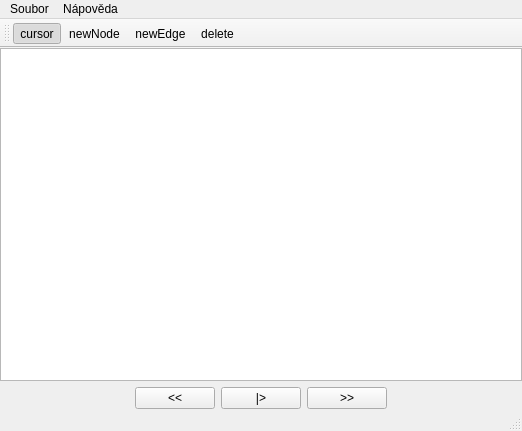
This is mainwindow.ui in MatyMatousek/GAL as Qt 5 draws it before an edit. The edited form follows.
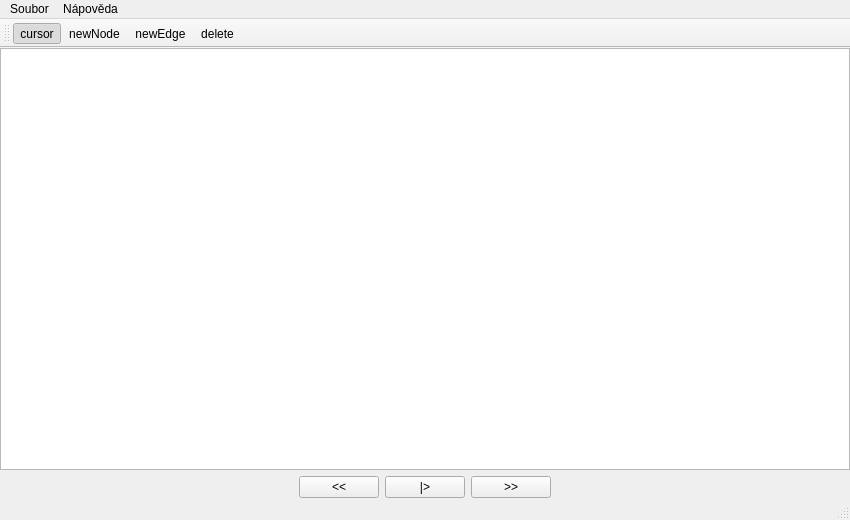
This is the edited form. Icons and pictures are not drawn.

The edit to the form file:
```diff
--- a/mainwindow.ui
+++ b/mainwindow.ui
@@ -6,8 +6,8 @@
    <rect>
     <x>0</x>
     <y>0</y>
-    <width>522</width>
-    <height>431</height>
+    <width>850</width>
+    <height>520</height>
    </rect>
   </property>
   <property name="windowTitle">
@@ -115,7 +115,7 @@
     <rect>
      <x>0</x>
      <y>0</y>
-     <width>522</width>
+     <width>850</width>
      <height>21</height>
     </rect>
    </property>
```
